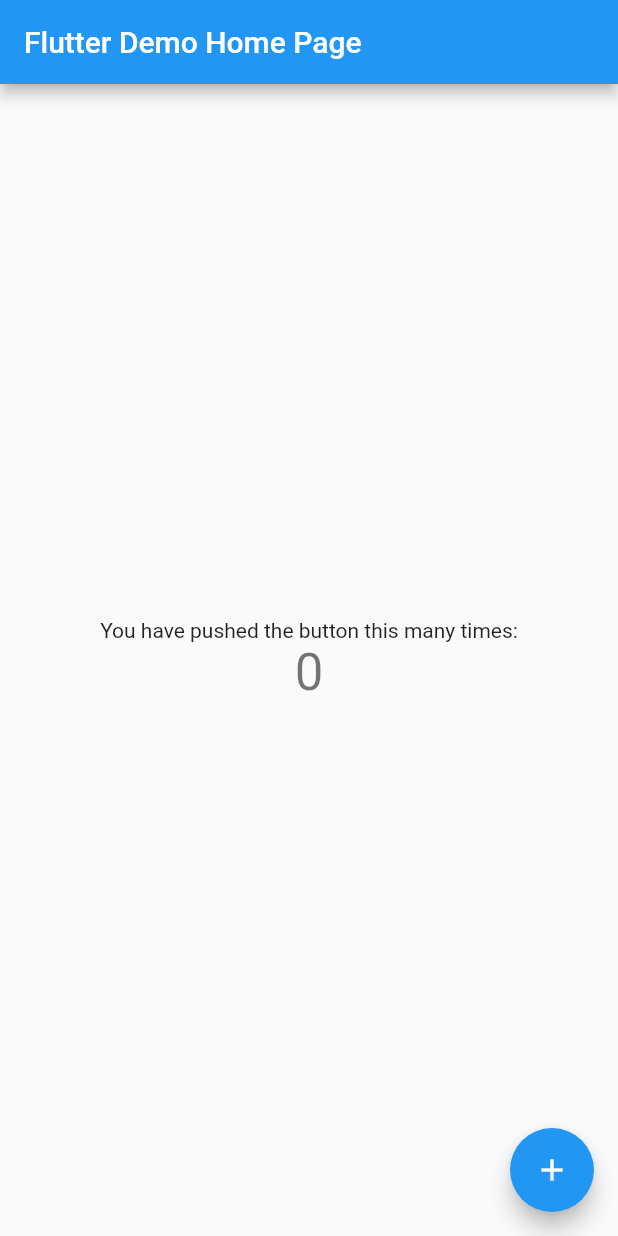
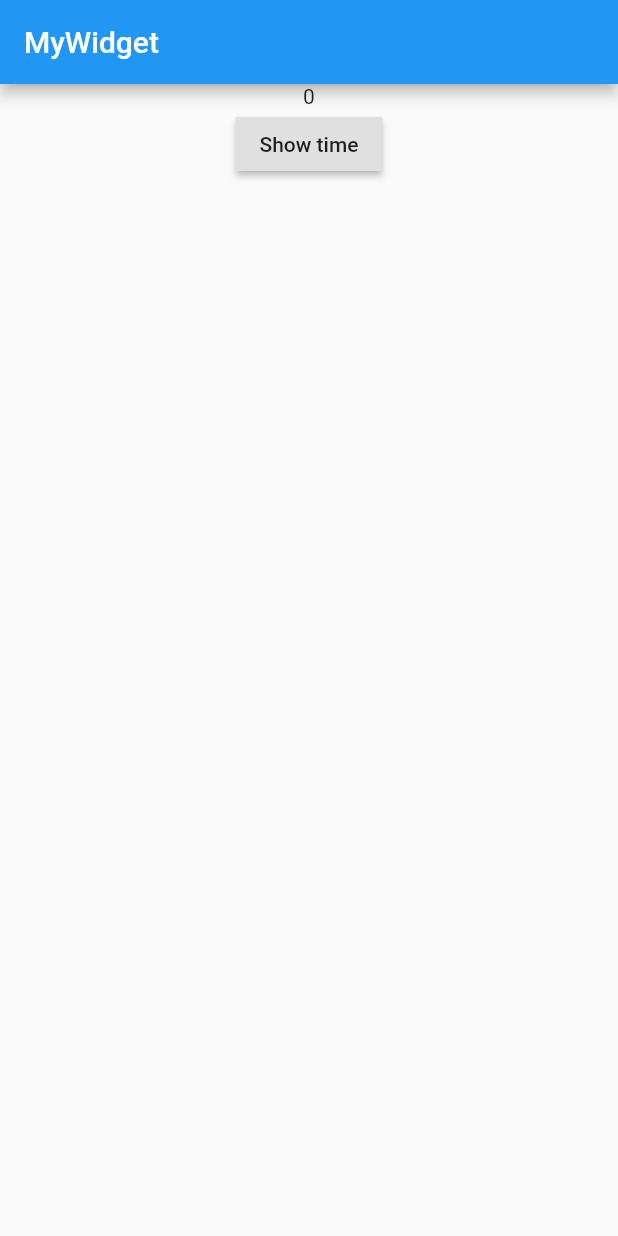
Before and after one commit to galuropek/flutter, a Flutter app: the screen it shows after launch, on a phone screen of 412 x 824 dp. Run offline on Flutter 3.47's test engine with Material 2 defaults, Android fonts, the phone set to English and light mode, and no system bars; our stand-ins replace cloud_firestore, firebase_auth, flutter_spinkit; accounts and stored records are empty.

Commit message:
Stopwatch class practice: stateful widget "Show time" functionality

```diff
--- a/time_manager/lib/main.dart
+++ b/time_manager/lib/main.dart
@@ -5,113 +5,42 @@ void main() {
 }
 
 class MyApp extends StatelessWidget {
-  // This widget is the root of your application.
   @override
   Widget build(BuildContext context) {
     return MaterialApp(
-      title: 'Flutter Demo',
-      theme: ThemeData(
-        // This is the theme of your application.
-        //
-        // Try running your application with "flutter run". You'll see the
-        // application has a blue toolbar. Then, without quitting the app, try
-        // changing the primarySwatch below to Colors.green and then invoke
-        // "hot reload" (press "r" in the console where you ran "flutter run",
-        // or simply save your changes to "hot reload" in a Flutter IDE).
-        // Notice that the counter didn't reset back to zero; the application
-        // is not restarted.
-        primarySwatch: Colors.blue,
-        // This makes the visual density adapt to the platform that you run
-        // the app on. For desktop platforms, the controls will be smaller and
-        // closer together (more dense) than on mobile platforms.
-        visualDensity: VisualDensity.adaptivePlatformDensity,
-      ),
-      home: MyHomePage(title: 'Flutter Demo Home Page'),
+      home: Scaffold(
+          appBar: AppBar(
+            title: const Text('MyWidget'),
+          ),
+          body: TimeManager()),
     );
   }
 }
 
-class MyHomePage extends StatefulWidget {
-  MyHomePage({Key key, this.title}) : super(key: key);
-
-  // This widget is the home page of your application. It is stateful, meaning
-  // that it has a State object (defined below) that contains fields that affect
-  // how it looks.
-
-  // This class is the configuration for the state. It holds the values (in this
-  // case the title) provided by the parent (in this case the App widget) and
-  // used by the build method of the State. Fields in a Widget subclass are
-  // always marked "final".
-
-  final String title;
-
+class TimeManager extends StatefulWidget {
   @override
-  _MyHomePageState createState() => _MyHomePageState();
+  _TimeManagerState createState() => _TimeManagerState();
 }
 
-class _MyHomePageState extends State<MyHomePage> {
-  int _counter = 0;
-
-  void _incrementCounter() {
-    setState(() {
-      // This call to setState tells the Flutter framework that something has
-      // changed in this State, which causes it to rerun the build method below
-      // so that the display can reflect the updated values. If we changed
-      // _counter without calling setState(), then the build method would not be
-      // called again, and so nothing would appear to happen.
-      _counter++;
-    });
-  }
+class _TimeManagerState extends State<TimeManager> {
+  final Stopwatch stopwatch = new Stopwatch()..start();
+  var time = 0;
 
   @override
   Widget build(BuildContext context) {
-    // This method is rerun every time setState is called, for instance as done
-    // by the _incrementCounter method above.
-    //
-    // The Flutter framework has been optimized to make rerunning build methods
-    // fast, so that you can just rebuild anything that needs updating rather
-    // than having to individually change instances of widgets.
-    return Scaffold(
-      appBar: AppBar(
-        // Here we take the value from the MyHomePage object that was created by
-        // the App.build method, and use it to set our appbar title.
-        title: Text(widget.title),
+    return Center(
+      child: Column(
+        children: <Widget>[
+          Text('$time'),
+          RaisedButton(
+              onPressed: () {
+                setState(() {
+                  time = stopwatch.elapsedMicroseconds;
+                });
+              },
+              child: Text('Show time'))
+        ],
       ),
-      body: Center(
-        // Center is a layout widget. It takes a single child and positions it
-        // in the middle of the parent.
-        child: Column(
-          // Column is also a layout widget. It takes a list of children and
-          // arranges them vertically. By default, it sizes itself to fit its
-          // children horizontally, and tries to be as tall as its parent.
-          //
-          // Invoke "debug painting" (press "p" in the console, choose the
-          // "Toggle Debug Paint" action from the Flutter Inspector in Android
-          // Studio, or the "Toggle Debug Paint" command in Visual Studio Code)
-          // to see the wireframe for each widget.
-          //
-          // Column has various properties to control how it sizes itself and
-          // how it positions its children. Here we use mainAxisAlignment to
-          // center the children vertically; the main axis here is the vertical
-          // axis because Columns are vertical (the cross axis would be
-          // horizontal).
-          mainAxisAlignment: MainAxisAlignment.center,
-          children: <Widget>[
-            Text(
-              'You have pushed the button this many times:',
-            ),
-            Text(
-              '$_counter',
-              style: Theme.of(context).textTheme.headline4,
-            ),
-          ],
-        ),
-      ),
-      floatingActionButton: FloatingActionButton(
-        onPressed: _incrementCounter,
-        tooltip: 'Increment',
-        child: Icon(Icons.add),
-      ), // This trailing comma makes auto-formatting nicer for build methods.
     );
   }
 }
```
